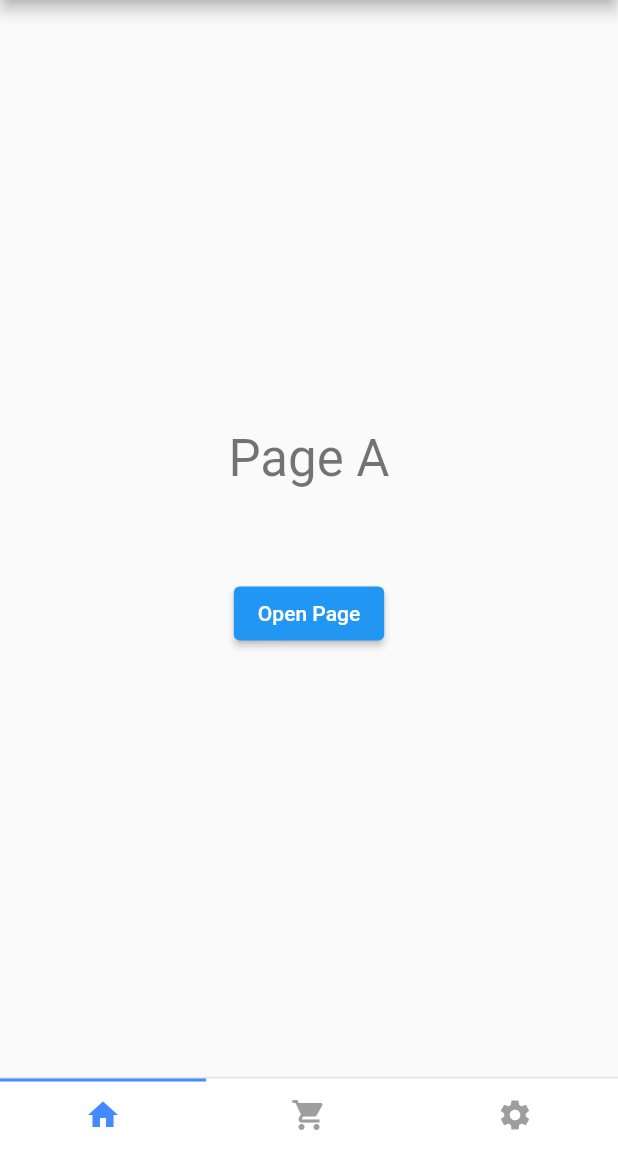
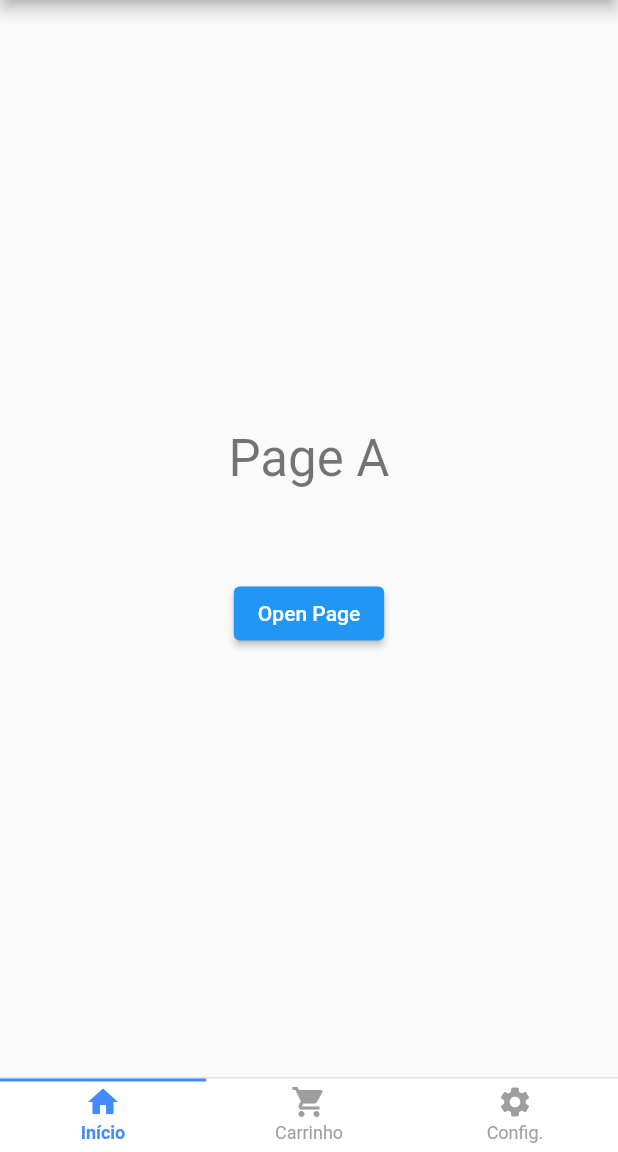
Before and after one commit to claudiooliveira/smart_page_navigation, a Flutter app: the screen it shows after launch, on a phone screen of 412 x 824 dp, the part 84-1236 px from its top. Run offline on Flutter 3.47's test engine with Material 2 defaults, Android fonts, the phone set to English and light mode, and no system bars.

Commit message:
fix(*): updated readme.md with SmartPageBottomNavigationOptions, fix title position

```diff
--- a/example/lib/main.dart
+++ b/example/lib/main.dart
@@ -56,9 +56,9 @@ class _MyHomePageState extends State<MyHomePage> {
         bottomNavigationBar: SmartPageBottomNavigationBar(
           controller: controller,
           children: [
-            BottomIcon(icon: Icons.home),
-            BottomIcon(icon: Icons.shopping_cart),
-            BottomIcon(icon: Icons.settings),
+            BottomIcon(icon: Icons.home, title: "Início"),
+            BottomIcon(icon: Icons.shopping_cart, title: "Carrinho"),
+            BottomIcon(icon: Icons.settings, title: "Config."),
           ],
           onTap: (int index) {
             print("Clicked at index $index");
--- a/lib/src/interfaces/bottom_navigation_bar_interface.dart
+++ b/lib/src/interfaces/bottom_navigation_bar_interface.dart
@@ -1,20 +1,20 @@
 import 'package:flutter/material.dart';
 
 class SmartPageBottomNavigationOptions {
-  double height = 50.0;
-  bool showIndicator = true;
+  double? height = 50.0;
+  bool? showIndicator = true;
   Color? indicatorColor;
   Color? backgroundColor;
-  bool showBorder = true;
+  bool? showBorder = true;
   Color? borderColor;
-  Color selectedColor;
-  Color unselectedColor;
+  Color? selectedColor;
+  Color? unselectedColor;
   SmartPageBottomNavigationOptions({
-    required this.height,
-    required this.showIndicator,
-    required this.showBorder,
-    required this.selectedColor,
-    required this.unselectedColor,
+    this.height,
+    this.showIndicator,
+    this.showBorder,
+    this.selectedColor,
+    this.unselectedColor,
     this.indicatorColor,
     this.borderColor,
     this.backgroundColor,
--- a/lib/src/smart_page_bottom_bar.dart
+++ b/lib/src/smart_page_bottom_bar.dart
@@ -38,6 +38,12 @@ class _SmartPageBottomNavigationBarState
           selectedColor: Colors.blueAccent,
           unselectedColor: Colors.grey,
         );
+
+    if (options.showBorder == null) options.showBorder = true;
+    if (options.selectedColor == null)
+      options.selectedColor = Colors.blueAccent;
+    if (options.unselectedColor == null) options.unselectedColor = Colors.grey;
+
     widget.controller.addOnBackPageListener(() => setState(() {}));
     widget.controller.addOnInsertPageListener((page) => setState(() {}));
     widget.controller.addOnPageChangedListener((index) => setState(() {}));
@@ -51,7 +57,7 @@ class _SmartPageBottomNavigationBarState
         height: options.height,
         decoration: BoxDecoration(
           color: options.backgroundColor,
-          border: options.showBorder
+          border: options.showBorder!
               ? Border(
                   top: BorderSide(
                     color: options.borderColor!,
@@ -71,8 +77,8 @@ class _SmartPageBottomNavigationBarState
                   bool isSelected =
                       widget.controller.currentBottomIndex == currentIndex;
                   Color color = isSelected
-                      ? options.selectedColor
-                      : options.unselectedColor;
+                      ? options.selectedColor!
+                      : options.unselectedColor!;
                   return InkWell(
                     onTap: () {
                       StatefulWidget pageToRedirect =
@@ -94,7 +100,7 @@ class _SmartPageBottomNavigationBarState
                       width: borderWidth,
                       padding: EdgeInsets.symmetric(horizontal: 12),
                       child: bottomIcon.icon != null
-                          ? Row(
+                          ? Column(
                               mainAxisAlignment: MainAxisAlignment.center,
                               crossAxisAlignment: CrossAxisAlignment.stretch,
                               children: [
@@ -104,14 +110,25 @@ class _SmartPageBottomNavigationBarState
                                 ),
                                 Visibility(
                                   visible: bottomIcon.title != null,
+                                  child: Container(
+                                    margin:
+                                        const EdgeInsets.symmetric(vertical: 2),
                                     child: Text(
                                       bottomIcon.title == null
                                           ? ""
                                           : bottomIcon.title!,
+                                      textAlign: TextAlign.center,
                                       style: bottomIcon.textStyle != null
                                           ? bottomIcon.textStyle!
                                               .copyWith(color: color)
-                                        : TextStyle(color: color),
+                                          : TextStyle(
+                                              color: color,
+                                              fontSize: 12,
+                                              fontWeight: isSelected
+                                                  ? FontWeight.bold
+                                                  : FontWeight.normal,
+                                            ),
+                                    ),
                                   ),
                                 )
                               ],
--- a/pubspec.yaml
+++ b/pubspec.yaml
@@ -1,6 +1,6 @@
 name: smart_page_navigation
 description: This package will provide a full navigation through tabs at the bottom of the application screen.
-version: 1.0.2
+version: 1.0.3
 homepage: https://devmagic.com.br/
 repository: https://github.com/claudiooliveira/smart_page_navigation
 
```
Also changed, not shown: example/pubspec.lock, 2 other files. Lines whose indentation alone changed are shown as unchanged.
